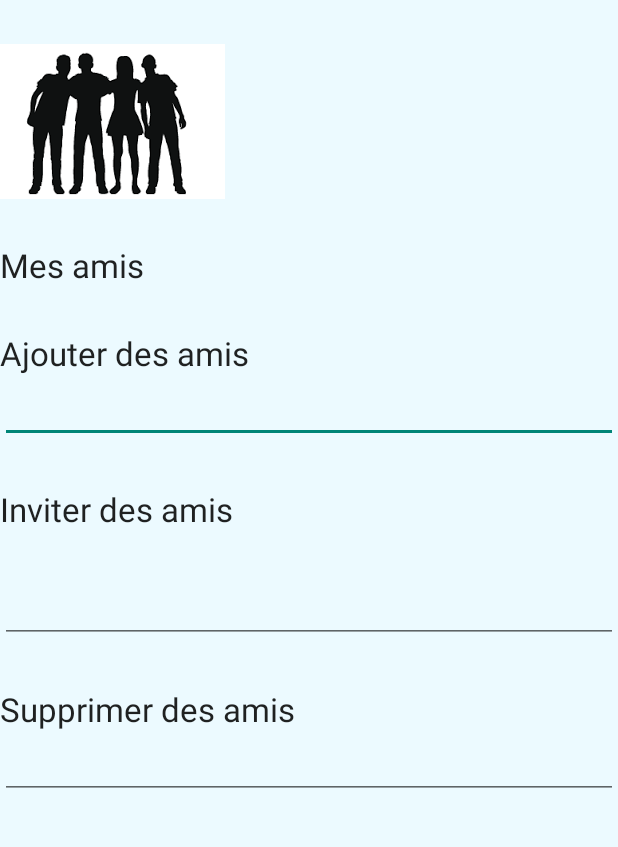
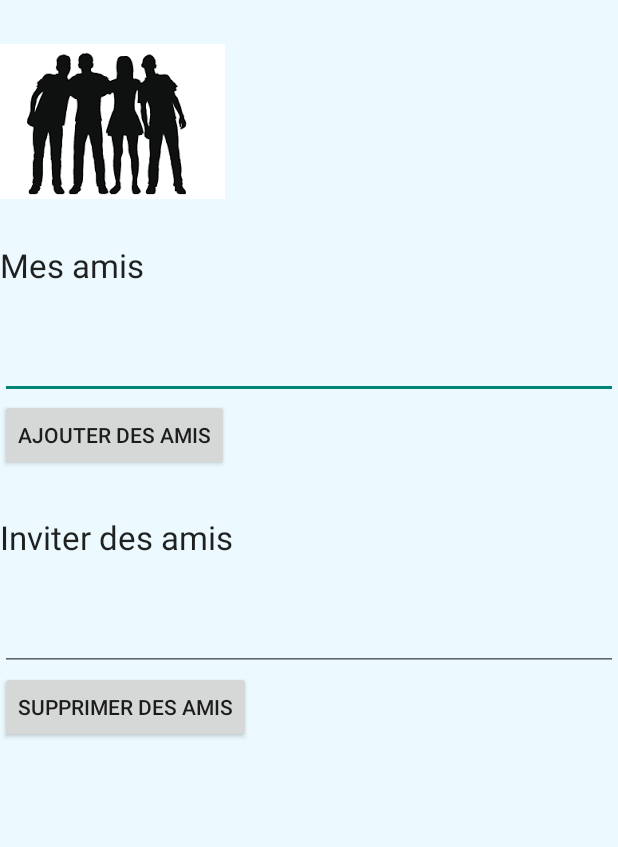
Before and after one commit to fcro/LightRingPosition, an Android app: the AboutFriend screen opened directly, with no data from a screen before it, on a phone screen of 412 x 824 dp, the part 44-891 px from its top. Run offline under Robolectric (Android 15) with nearby library versions, the phone set to English and light mode, and no system bars.

Commit message:
amélioration et correction pour la gestion d'amis android

```diff
--- a/LightRingPositionAndroid/app/src/main/java/fr/univ_lille1/iut_info/clavelm/lightringposition/Invitation.java
+++ b/LightRingPositionAndroid/app/src/main/java/fr/univ_lille1/iut_info/clavelm/lightringposition/Invitation.java
@@ -22,7 +22,7 @@ public class Invitation extends Activity {
         //On récupère les deux EditText correspondant aux champs pour entrer le numéro et le message
         final EditText numero =(EditText)findViewById(R.id.numero);
         final EditText message = (EditText)findViewById(R.id.message);
-        message.setText(" Rejoins moi sur Light Ring Position:"+"\n"+ "http://localhost:8080/ "+"\n"+
+        message.setText(" Rejoins moi sur Light Ring Position:"+"\n"+ "http://localhost:8080/index.jsp "+"\n"+
                 "on va bien s'amuser");
         message.setEnabled(false);
         //On affecte un écouteur d'évènement au bouton
--- a/LightRingPositionAndroid/app/src/main/res/layout/aboutfriends.xml
+++ b/LightRingPositionAndroid/app/src/main/res/layout/aboutfriends.xml
@@ -46,18 +46,17 @@
         android:textAppearance="?android:attr/textAppearanceLarge"
         android:id="@+id/textView18" />
 
-    <TextView
-        android:layout_width="wrap_content"
-        android:layout_height="wrap_content"
-        android:textAppearance="?android:attr/textAppearanceLarge"
-        android:text="Ajouter des amis"
-        android:id="@+id/textView20"
-        android:onClick="ajouter" />
-
     <EditText
         android:layout_width="match_parent"
         android:layout_height="wrap_content"
         android:id="@+id/champRet" />
+
+    <Button
+        android:layout_width="wrap_content"
+        android:layout_height="wrap_content"
+        android:text="Ajouter des amis"
+        android:id="@+id/button"
+        android:onClick="ajouter" />
 
     <TextView
         android:layout_width="wrap_content"
@@ -82,7 +81,14 @@
     <EditText
         android:layout_width="match_parent"
         android:layout_height="wrap_content"
-        android:id="@+id/champInv" />
+        android:id="@+id/champSup" />
+
+    <Button
+        android:layout_width="wrap_content"
+        android:layout_height="wrap_content"
+        android:text="Supprimer des amis"
+        android:id="@+id/button5"
+        android:onClick="suppr" />
 
     <TextView
         android:layout_width="wrap_content"
@@ -91,19 +97,6 @@
         android:id="@+id/textView19" />
 
     <TextView
-        android:layout_width="wrap_content"
-        android:layout_height="wrap_content"
-        android:textAppearance="?android:attr/textAppearanceLarge"
-        android:text="Supprimer des amis"
-        android:id="@+id/textView28"
-        android:onClick="suppr" />
-
-    <EditText
-        android:layout_width="match_parent"
-        android:layout_height="wrap_content"
-        android:id="@+id/champSup" />
-
-    <TextView
         android:layout_width="match_parent"
         android:layout_height="wrap_content"
         android:id="@+id/champListe"
--- /dev/null
+++ b/LightRingPositionAndroid/app/src/main/res/layout/partiesprecedentes.xml
@@ -0,0 +1,6 @@
+<?xml version="1.0" encoding="utf-8"?>
+<LinearLayout xmlns:android="http://schemas.android.com/apk/res/android"
+    android:orientation="vertical" android:layout_width="match_parent"
+    android:layout_height="match_parent">
+
+</LinearLayout>
```
Also changed, not shown: LightRingPositionAndroid/app/src/main/java/fr/univ_lille1/iut_info/clavelm/lightringposition/AboutFriend.java (+9 -7 lines).
